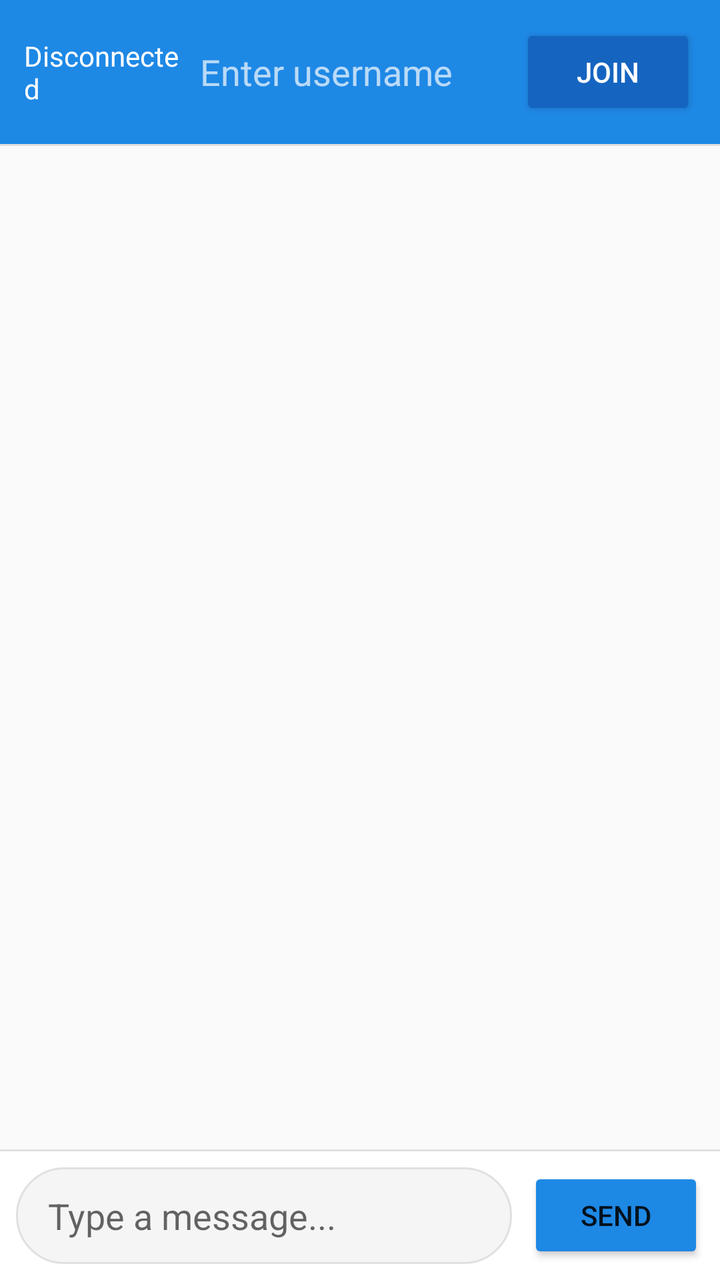
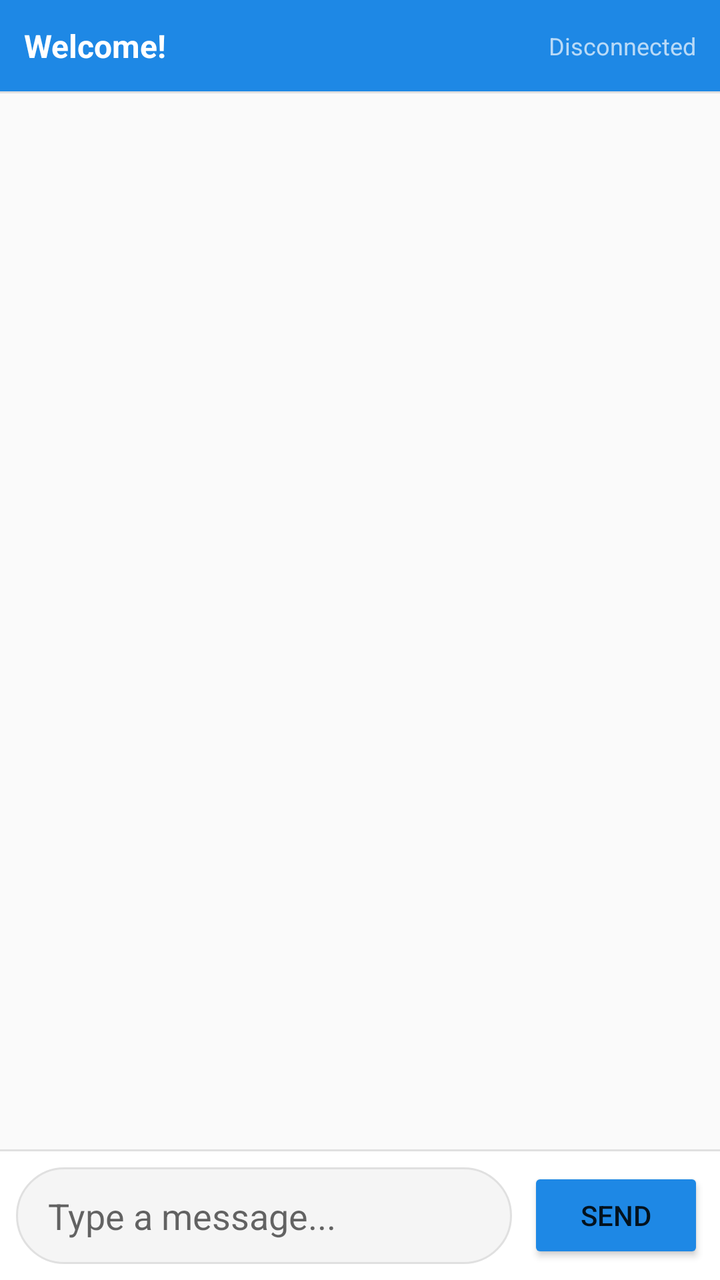

The first picture is an Android layout as it rendered before a commit; the second is the same layout after the commit. The layout source and the unified diff follow.
<!-- AndroidManifest.xml: application theme Theme.AppCompat.Light.DarkActionBar -->
<!-- res/layout/activity_main.xml -->
<?xml version="1.0" encoding="utf-8"?>
<LinearLayout xmlns:android="http://schemas.android.com/apk/res/android"
    android:layout_width="match_parent"
    android:layout_height="match_parent"
    android:orientation="vertical"
    android:background="#FAFAFA">

    <LinearLayout
        android:layout_width="match_parent"
        android:layout_height="wrap_content"
        android:orientation="horizontal"
        android:padding="12dp"
        android:background="#1E88E5"
        android:gravity="center_vertical">

        <TextView
            android:id="@+id/tvStatus"
            android:layout_width="0dp"
            android:layout_height="wrap_content"
            android:layout_weight="1"
            android:text="Disconnected"
            android:textSize="14sp"
            android:textColor="#FFFFFF" />

        <EditText
            android:id="@+id/etUsername"
            android:layout_width="0dp"
            android:layout_height="wrap_content"
            android:layout_weight="2"
            android:hint="Enter username"
            android:inputType="text"
            android:textColorHint="#B0FFFFFF"
            android:textColor="#FFFFFF"
            android:singleLine="true"
            android:background="@android:color/transparent"
            android:paddingHorizontal="8dp" />

        <Button
            android:id="@+id/btnJoin"
            android:layout_width="wrap_content"
            android:layout_height="wrap_content"
            android:text="Join"
            android:textColor="#FFFFFF"
            android:backgroundTint="#1565C0"
            android:layout_marginStart="8dp" />
    </LinearLayout>

    <View
        android:layout_width="match_parent"
        android:layout_height="1dp"
        android:background="#E0E0E0" />

    <androidx.recyclerview.widget.RecyclerView
        android:id="@+id/rvMessages"
        android:layout_width="match_parent"
        android:layout_height="0dp"
        android:layout_weight="1"
        android:padding="8dp"
        android:clipToPadding="false" />

    <View
        android:layout_width="match_parent"
        android:layout_height="1dp"
        android:background="#E0E0E0" />

    <LinearLayout
        android:layout_width="match_parent"
        android:layout_height="wrap_content"
        android:orientation="horizontal"
        android:padding="8dp"
        android:background="#FFFFFF"
        android:gravity="center_vertical">

        <EditText
            android:id="@+id/etMessage"
            android:layout_width="0dp"
            android:layout_height="wrap_content"
            android:layout_weight="1"
            android:hint="Type a message..."
            android:inputType="text"
            android:singleLine="true"
            android:background="@drawable/bg_input_field"
            android:paddingHorizontal="16dp"
            android:paddingVertical="12dp"
            android:layout_marginEnd="8dp" />

        <Button
            android:id="@+id/btnSend"
            android:layout_width="wrap_content"
            android:layout_height="wrap_content"
            android:text="Send"
            android:backgroundTint="#1E88E5" />
    </LinearLayout>
</LinearLayout>
<!-- resources referenced by this layout -->
<resources>
  <!-- drawable bg_input_field (drawable) -->
  <?xml version="1.0" encoding="utf-8"?>
  <shape xmlns:android="http://schemas.android.com/apk/res/android"
      android:shape="rectangle">
      <solid android:color="#F5F5F5" />
      <corners android:radius="24dp" />
      <stroke
          android:width="1dp"
          android:color="#E0E0E0" />
  </shape>
</resources>

<!-- the commit's change to res/layout/activity_main.xml (unified diff, before → after) -->
@@ -14,35 +14,22 @@
         android:gravity="center_vertical">
 
         <TextView
-            android:id="@+id/tvStatus"
+            android:id="@+id/tvWelcome"
             android:layout_width="0dp"
             android:layout_height="wrap_content"
             android:layout_weight="1"
-            android:text="Disconnected"
-            android:textSize="14sp"
+            android:text="Welcome!"
+            android:textSize="16sp"
+            android:textStyle="bold"
             android:textColor="#FFFFFF" />
 
-        <EditText
-            android:id="@+id/etUsername"
-            android:layout_width="0dp"
-            android:layout_height="wrap_content"
-            android:layout_weight="2"
-            android:hint="Enter username"
-            android:inputType="text"
-            android:textColorHint="#B0FFFFFF"
-            android:textColor="#FFFFFF"
-            android:singleLine="true"
-            android:background="@android:color/transparent"
-            android:paddingHorizontal="8dp" />
-
-        <Button
-            android:id="@+id/btnJoin"
+        <TextView
+            android:id="@+id/tvStatus"
             android:layout_width="wrap_content"
             android:layout_height="wrap_content"
-            android:text="Join"
-            android:textColor="#FFFFFF"
-            android:backgroundTint="#1565C0"
-            android:layout_marginStart="8dp" />
+            android:text="Disconnected"
+            android:textSize="12sp"
+            android:textColor="#B0FFFFFF" />
     </LinearLayout>
 
     <View
